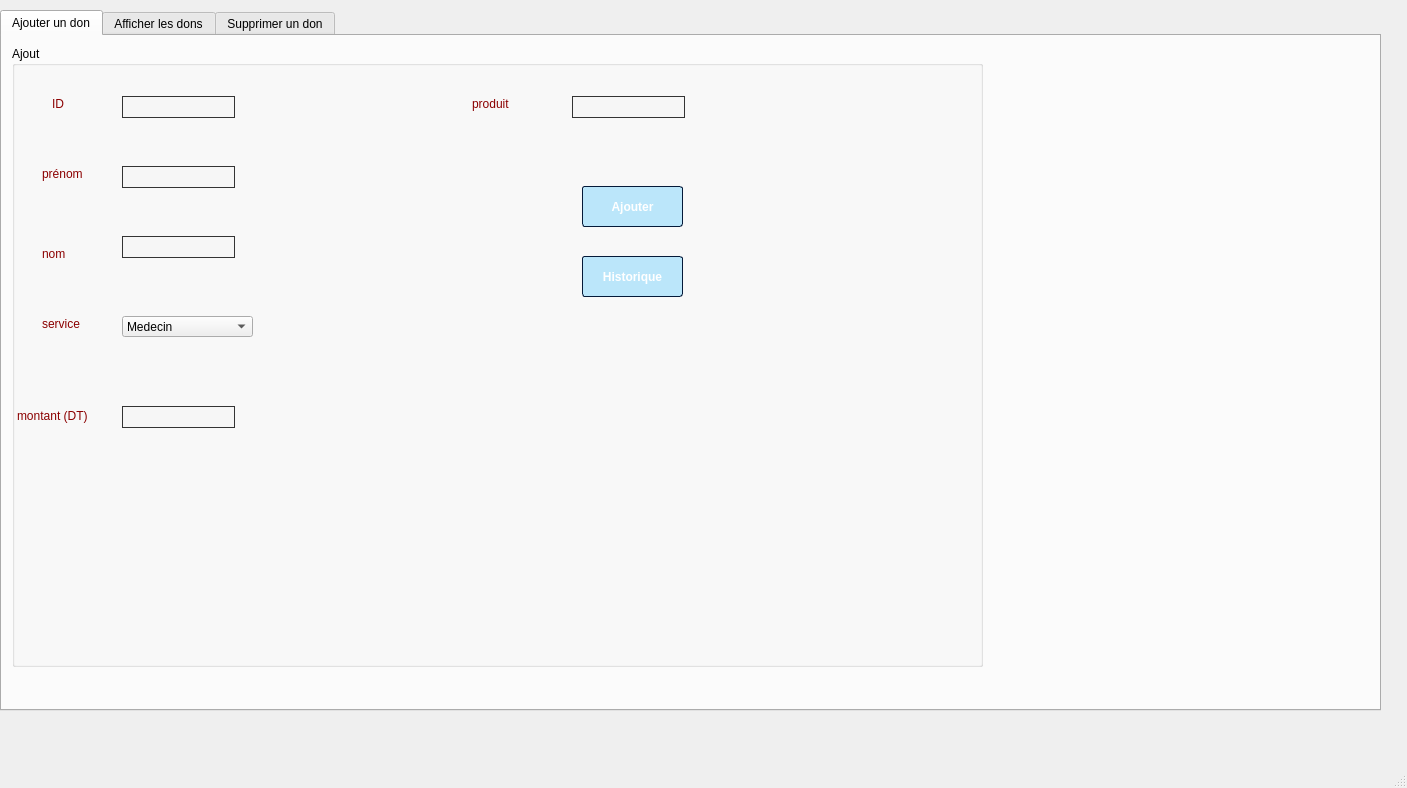
Before: the Qt Designer form mainwindow.ui in ChaymaBenHmida/Projet-Aid-Association-2A5, drawn with Qt 5.
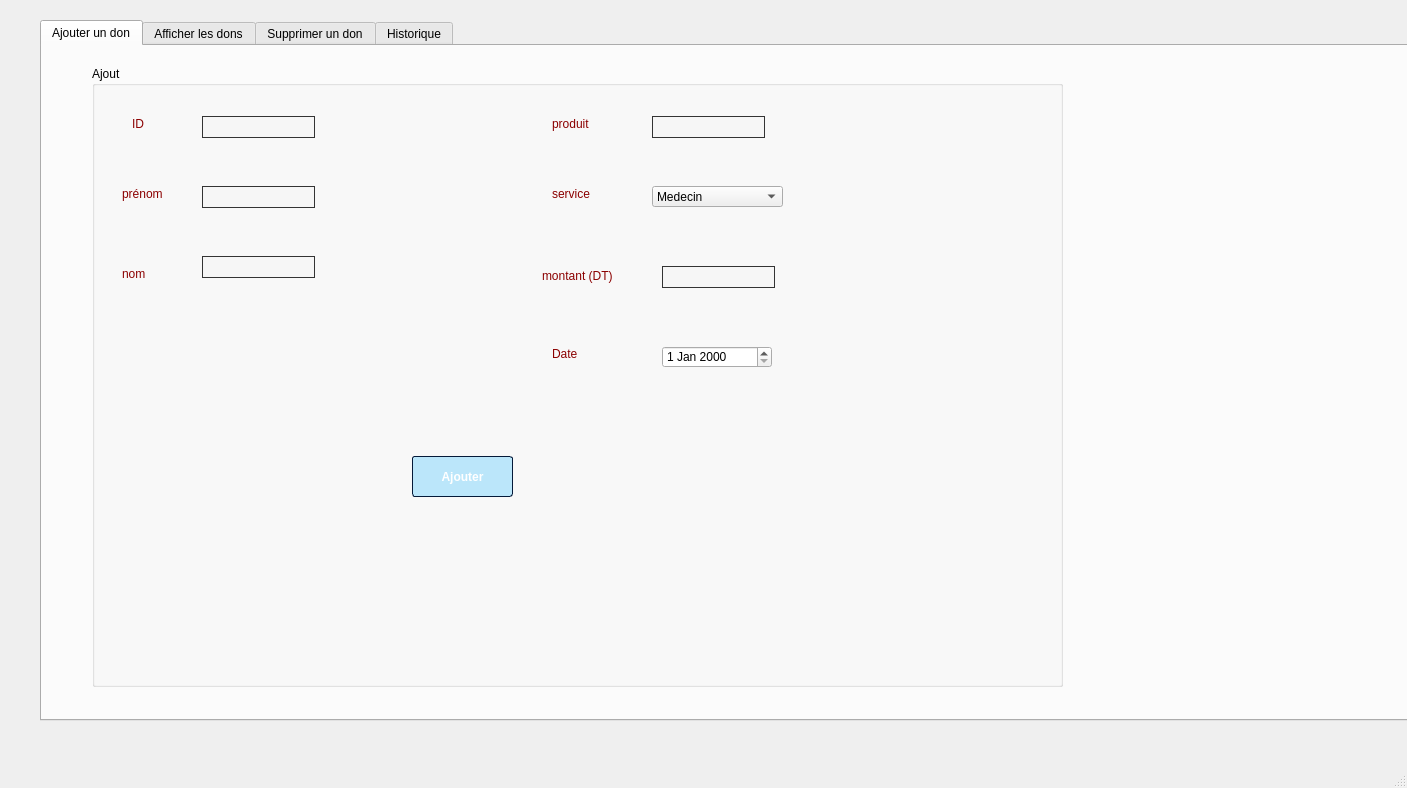
After: the same form once the commit is applied. The open tabs and pages were chosen to show the change. Icons and pictures are not drawn.

```diff
--- a/mainwindow.ui
+++ b/mainwindow.ui
@@ -17,8 +17,8 @@
    <widget class="QTabWidget" name="modifier">
     <property name="geometry">
      <rect>
-      <x>0</x>
-      <y>10</y>
+      <x>40</x>
+      <y>20</y>
       <width>1381</width>
       <height>701</height>
      </rect>
@@ -364,8 +364,8 @@
      <widget class="QGroupBox" name="groupBox">
       <property name="geometry">
        <rect>
-        <x>10</x>
-        <y>10</y>
+        <x>50</x>
+        <y>20</y>
         <width>971</width>
         <height>621</height>
        </rect>
@@ -402,8 +402,8 @@
       <widget class="QLabel" name="label_4">
        <property name="geometry">
         <rect>
-         <x>30</x>
-         <y>270</y>
+         <x>460</x>
+         <y>120</y>
          <width>56</width>
          <height>16</height>
         </rect>
@@ -415,8 +415,8 @@
       <widget class="QLabel" name="label_5">
        <property name="geometry">
         <rect>
-         <x>5</x>
-         <y>360</y>
+         <x>450</x>
+         <y>200</y>
          <width>81</width>
          <height>20</height>
         </rect>
@@ -474,8 +474,8 @@
       <widget class="QLineEdit" name="le_montant">
        <property name="geometry">
         <rect>
-         <x>110</x>
-         <y>360</y>
+         <x>570</x>
+         <y>200</y>
          <width>113</width>
          <height>22</height>
         </rect>
@@ -504,8 +504,8 @@
       <widget class="QPushButton" name="pb_ajouter">
        <property name="geometry">
         <rect>
-         <x>570</x>
-         <y>140</y>
+         <x>320</x>
+         <y>390</y>
          <width>101</width>
          <height>41</height>
         </rect>
@@ -514,24 +514,11 @@
         <string>Ajouter</string>
        </property>
       </widget>
-      <widget class="QPushButton" name="pushButton_4">
-       <property name="geometry">
-        <rect>
-         <x>570</x>
-         <y>210</y>
-         <width>101</width>
-         <height>41</height>
-        </rect>
-       </property>
-       <property name="text">
-        <string>Historique</string>
-       </property>
-      </widget>
       <widget class="QComboBox" name="combo">
        <property name="geometry">
         <rect>
-         <x>110</x>
-         <y>270</y>
+         <x>560</x>
+         <y>120</y>
          <width>131</width>
          <height>21</height>
         </rect>
@@ -552,6 +539,29 @@
         </property>
        </item>
       </widget>
+      <widget class="QLabel" name="label_18">
+       <property name="geometry">
+        <rect>
+         <x>460</x>
+         <y>280</y>
+         <width>56</width>
+         <height>16</height>
+        </rect>
+       </property>
+       <property name="text">
+        <string>Date</string>
+       </property>
+      </widget>
+      <widget class="QDateEdit" name="date">
+       <property name="geometry">
+        <rect>
+         <x>570</x>
+         <y>280</y>
+         <width>110</width>
+         <height>22</height>
+        </rect>
+       </property>
+      </widget>
      </widget>
     </widget>
     <widget class="QWidget" name="afficher">
@@ -1030,6 +1040,88 @@
         <string>Benevole</string>
        </property>
       </item>
+     </widget>
+     <widget class="QPushButton" name="pushButton">
+      <property name="geometry">
+       <rect>
+        <x>732</x>
+        <y>257</y>
+        <width>111</width>
+        <height>31</height>
+       </rect>
+      </property>
+      <property name="text">
+       <string>Rechercher</string>
+      </property>
+     </widget>
+     <widget class="QLabel" name="label_16">
+      <property name="geometry">
+       <rect>
+        <x>880</x>
+        <y>260</y>
+        <width>56</width>
+        <height>16</height>
+       </rect>
+      </property>
+      <property name="text">
+       <string>Prenom</string>
+      </property>
+     </widget>
+     <widget class="QLineEdit" name="recherche_prenom">
+      <property name="geometry">
+       <rect>
+        <x>950</x>
+        <y>251</y>
+        <width>231</width>
+        <height>31</height>
+       </rect>
+      </property>
+     </widget>
+    </widget>
+    <widget class="QWidget" name="Historique">
+     <attribute name="title">
+      <string>Historique</string>
+     </attribute>
+     <widget class="QTextBrowser" name="textBrowser">
+      <property name="geometry">
+       <rect>
+        <x>40</x>
+        <y>170</y>
+        <width>1101</width>
+        <height>431</height>
+       </rect>
+      </property>
+     </widget>
+     <widget class="QLabel" name="label_17">
+      <property name="geometry">
+       <rect>
+        <x>50</x>
+        <y>80</y>
+        <width>471</width>
+        <height>71</height>
+       </rect>
+      </property>
+      <property name="font">
+       <font>
+        <pointsize>18</pointsize>
+       </font>
+      </property>
+      <property name="text">
+       <string>L'historique des dons :</string>
+      </property>
+     </widget>
+     <widget class="QPushButton" name="pushButton_4">
+      <property name="geometry">
+       <rect>
+        <x>530</x>
+        <y>610</y>
+        <width>101</width>
+        <height>41</height>
+       </rect>
+      </property>
+      <property name="text">
+       <string>Historique</string>
+      </property>
      </widget>
     </widget>
    </widget>
```
Left out of the diff: 43 changed lines with no effect on the pictures.
